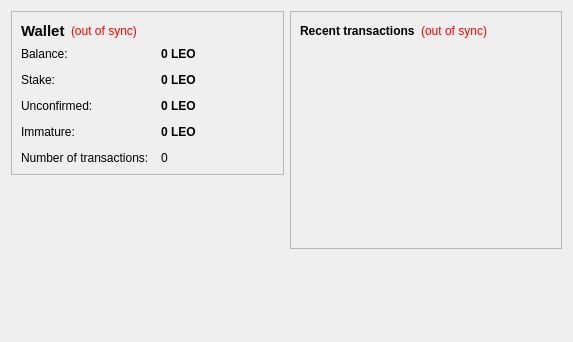
Old version of the form src/qt/forms/overviewpage.ui in the repository Leocoin-project/LEOcoin-Old.
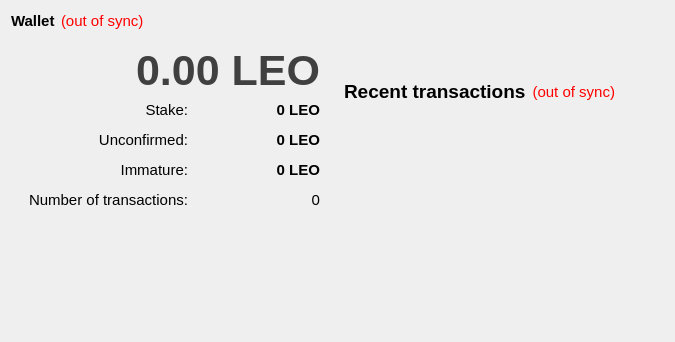
New version of the form.

Patch:
```diff
--- a/src/qt/forms/overviewpage.ui
+++ b/src/qt/forms/overviewpage.ui
@@ -6,70 +6,205 @@
    <rect>
     <x>0</x>
     <y>0</y>
-    <width>573</width>
+    <width>675</width>
     <height>342</height>
    </rect>
   </property>
+  <property name="font">
+   <font>
+    <pointsize>11</pointsize>
+   </font>
+  </property>
   <property name="windowTitle">
    <string>Form</string>
   </property>
-  <layout class="QHBoxLayout" name="horizontalLayout" stretch="1,1">
+  <layout class="QHBoxLayout" name="horizontalLayout">
    <item>
     <layout class="QVBoxLayout" name="verticalLayout_2">
+     <item>
+      <layout class="QHBoxLayout" name="horizontalLayout_4">
+       <item>
+        <widget class="QLabel" name="label_5">
+         <property name="font">
+          <font>
+           <pointsize>11</pointsize>
+           <weight>75</weight>
+           <bold>true</bold>
+          </font>
+         </property>
+         <property name="text">
+          <string>Wallet</string>
+         </property>
+        </widget>
+       </item>
+       <item>
+        <widget class="QLabel" name="labelWalletStatus">
+         <property name="toolTip">
+          <string>The displayed information may be out of date. Your wallet automatically synchronizes with the LEOcoin network after a connection is established, but this process has not completed yet.</string>
+         </property>
+         <property name="styleSheet">
+          <string notr="true">QLabel { color: red; }</string>
+         </property>
+         <property name="text">
+          <string notr="true">(out of sync)</string>
+         </property>
+         <property name="alignment">
+          <set>Qt::AlignLeading|Qt::AlignLeft|Qt::AlignVCenter</set>
+         </property>
+        </widget>
+       </item>
+       <item>
+        <spacer name="horizontalSpacer_2">
+         <property name="orientation">
+          <enum>Qt::Horizontal</enum>
+         </property>
+         <property name="sizeHint" stdset="0">
+          <size>
+           <width>40</width>
+           <height>20</height>
+          </size>
+         </property>
+        </spacer>
+       </item>
+      </layout>
+     </item>
      <item>
       <widget class="QFrame" name="frame">
        <property name="frameShape">
-        <enum>QFrame::StyledPanel</enum>
+        <enum>QFrame::NoFrame</enum>
        </property>
        <property name="frameShadow">
         <enum>QFrame::Raised</enum>
        </property>
        <layout class="QVBoxLayout" name="verticalLayout_4">
         <item>
-         <layout class="QHBoxLayout" name="horizontalLayout_4">
+         <layout class="QHBoxLayout" name="horizontalLayout_3" stretch="0">
+          <property name="sizeConstraint">
+           <enum>QLayout::SetMinimumSize</enum>
+          </property>
+          <property name="topMargin">
+           <number>0</number>
+          </property>
           <item>
-           <widget class="QLabel" name="label_5">
+           <widget class="QLabel" name="labelBalance">
+            <property name="palette">
+             <palette>
+              <active>
+               <colorrole role="WindowText">
+                <brush brushstyle="SolidPattern">
+                 <color alpha="255">
+                  <red>65</red>
+                  <green>64</green>
+                  <blue>65</blue>
+                 </color>
+                </brush>
+               </colorrole>
+               <colorrole role="Text">
+                <brush brushstyle="SolidPattern">
+                 <color alpha="255">
+                  <red>64</red>
+                  <green>65</green>
+                  <blue>64</blue>
+                 </color>
+                </brush>
+               </colorrole>
+               <colorrole role="ButtonText">
+                <brush brushstyle="SolidPattern">
+                 <color alpha="255">
+                  <red>65</red>
+                  <green>64</green>
+                  <blue>65</blue>
+                 </color>
+                </brush>
+               </colorrole>
+              </active>
+              <inactive>
+               <colorrole role="WindowText">
+                <brush brushstyle="SolidPattern">
+                 <color alpha="255">
+                  <red>65</red>
+                  <green>64</green>
+                  <blue>65</blue>
+                 </color>
+                </brush>
+               </colorrole>
+               <colorrole role="Text">
+                <brush brushstyle="SolidPattern">
+                 <color alpha="255">
+                  <red>64</red>
+                  <green>65</green>
+                  <blue>64</blue>
+                 </color>
+                </brush>
+               </colorrole>
+               <colorrole role="ButtonText">
+                <brush brushstyle="SolidPattern">
+                 <color alpha="255">
+                  <red>65</red>
+                  <green>64</green>
+                  <blue>65</blue>
+                 </color>
+                </brush>
+               </colorrole>
+              </inactive>
+              <disabled>
+               <colorrole role="WindowText">
+                <brush brushstyle="SolidPattern">
+                 <color alpha="255">
+                  <red>65</red>
+                  <green>64</green>
+                  <blue>65</blue>
+                 </color>
+                </brush>
+               </colorrole>
+               <colorrole role="Text">
+                <brush brushstyle="SolidPattern">
+                 <color alpha="255">
+                  <red>65</red>
+                  <green>64</green>
+                  <blue>65</blue>
+                 </color>
+                </brush>
+               </colorrole>
+               <colorrole role="ButtonText">
+                <brush brushstyle="SolidPattern">
+                 <color alpha="255">
+                  <red>65</red>
+                  <green>64</green>
+                  <blue>65</blue>
+                 </color>
+                </brush>
+               </colorrole>
+              </disabled>
+             </palette>
+            </property>
             <property name="font">
              <font>
-              <pointsize>11</pointsize>
+              <pointsize>32</pointsize>
               <weight>75</weight>
               <bold>true</bold>
              </font>
             </property>
-            <property name="text">
-             <string>Wallet</string>
+            <property name="cursor">
+             <cursorShape>IBeamCursor</cursorShape>
             </property>
-           </widget>
-          </item>
-          <item>
-           <widget class="QLabel" name="labelWalletStatus">
             <property name="toolTip">
              <string>The displayed information may be out of date. Your wallet automatically synchronizes with the LEOcoin network after a connection is established, but this process has not completed yet.</string>
             </property>
             <property name="styleSheet">
-             <string notr="true">QLabel { color: red; }</string>
+             <string notr="true">color: rgb(65, 64, 65);</string>
             </property>
             <property name="text">
-             <string notr="true">(out of sync)</string>
+             <string notr="true">0.00 LEO</string>
             </property>
             <property name="alignment">
-             <set>Qt::AlignLeading|Qt::AlignLeft|Qt::AlignVCenter</set>
+             <set>Qt::AlignRight|Qt::AlignTrailing|Qt::AlignVCenter</set>
+            </property>
+            <property name="textInteractionFlags">
+             <set>Qt::LinksAccessibleByMouse|Qt::TextSelectableByKeyboard|Qt::TextSelectableByMouse</set>
             </property>
            </widget>
           </item>
-          <item>
-           <spacer name="horizontalSpacer_2">
-            <property name="orientation">
-             <enum>Qt::Horizontal</enum>
-            </property>
-            <property name="sizeHint" stdset="0">
-             <size>
-              <width>40</width>
-              <height>20</height>
-             </size>
-            </property>
-           </spacer>
-          </item>
          </layout>
         </item>
         <item>
@@ -83,40 +218,26 @@
           <property name="verticalSpacing">
            <number>12</number>
           </property>
-          <item row="0" column="0">
-           <widget class="QLabel" name="label">
-            <property name="text">
-             <string>Balance:</string>
-            </property>
-           </widget>
-          </item>
-          <item row="0" column="1">
-           <widget class="QLabel" name="labelBalance">
-            <property name="font">
-             <font>
-              <weight>75</weight>
-              <bold>true</bold>
-             </font>
-            </property>
-            <property name="cursor">
-             <cursorShape>IBeamCursor</cursorShape>
-            </property>
-            <property name="toolTip">
-             <string>Your current balance</string>
-            </property>
-            <property name="text">
-             <string notr="true">0 LEO</string>
-            </property>
-            <property name="textInteractionFlags">
-             <set>Qt::LinksAccessibleByMouse|Qt::TextSelectableByKeyboard|Qt::TextSelectableByMouse</set>
-            </property>
-           </widget>
-          </item>
           <item row="1" column="0">
            <widget class="QLabel" name="label_6">
+            <property name="minimumSize">
+             <size>
+              <width>168</width>
+              <height>0</height>
+             </size>
+            </property>
+            <property name="maximumSize">
+             <size>
+              <width>168</width>
+              <height>16777215</height>
+             </size>
+            </property>
             <property name="text">
              <string>Stake:</string>
             </property>
+            <property name="alignment">
+             <set>Qt::AlignRight|Qt::AlignTrailing|Qt::AlignVCenter</set>
+            </property>
            </widget>
           </item>
           <item row="1" column="1">
@@ -136,6 +257,12 @@
             <property name="text">
              <string notr="true">0 LEO</string>
             </property>
+            <property name="alignment">
+             <set>Qt::AlignRight|Qt::AlignTrailing|Qt::AlignVCenter</set>
+            </property>
+            <property name="margin">
+             <number>4</number>
+            </property>
             <property name="textInteractionFlags">
              <set>Qt::LinksAccessibleByMouse|Qt::TextSelectableByKeyboard|Qt::TextSelectableByMouse</set>
             </property>
@@ -143,9 +270,24 @@
           </item>
           <item row="2" column="0">
            <widget class="QLabel" name="label_3">
+            <property name="minimumSize">
+             <size>
+              <width>168</width>
+              <height>0</height>
+             </size>
+            </property>
+            <property name="maximumSize">
+             <size>
+              <width>168</width>
+              <height>16777215</height>
+             </size>
+            </property>
             <property name="text">
              <string>Unconfirmed:</string>
             </property>
+            <property name="alignment">
+             <set>Qt::AlignRight|Qt::AlignTrailing|Qt::AlignVCenter</set>
+            </property>
            </widget>
           </item>
           <item row="2" column="1">
@@ -165,6 +307,12 @@
             <property name="text">
              <string notr="true">0 LEO</string>
             </property>
+            <property name="alignment">
+             <set>Qt::AlignRight|Qt::AlignTrailing|Qt::AlignVCenter</set>
+            </property>
+            <property name="margin">
+             <number>4</number>
+            </property>
             <property name="textInteractionFlags">
              <set>Qt::LinksAccessibleByMouse|Qt::TextSelectableByKeyboard|Qt::TextSelectableByMouse</set>
             </property>
@@ -172,9 +320,24 @@
           </item>
           <item row="3" column="0">
            <widget class="QLabel" name="labelImmatureText">
+            <property name="minimumSize">
+             <size>
+              <width>168</width>
+              <height>0</height>
+             </size>
+            </property>
+            <property name="maximumSize">
+             <size>
+              <width>168</width>
+              <height>16777215</height>
+             </size>
+            </property>
             <property name="text">
              <string>Immature:</string>
             </property>
+            <property name="alignment">
+             <set>Qt::AlignRight|Qt::AlignTrailing|Qt::AlignVCenter</set>
+            </property>
            </widget>
           </item>
           <item row="3" column="1">
@@ -191,6 +354,12 @@
             <property name="text">
              <string notr="true">0 LEO</string>
             </property>
+            <property name="alignment">
+             <set>Qt::AlignRight|Qt::AlignTrailing|Qt::AlignVCenter</set>
+            </property>
+            <property name="margin">
+             <number>4</number>
+            </property>
             <property name="textInteractionFlags">
              <set>Qt::LinksAccessibleByMouse|Qt::TextSelectableByKeyboard|Qt::TextSelectableByMouse</set>
             </property>
@@ -198,9 +367,24 @@
           </item>
           <item row="4" column="0">
            <widget class="QLabel" name="label_2">
+            <property name="minimumSize">
+             <size>
+              <width>168</width>
+              <height>0</height>
+             </size>
+            </property>
+            <property name="maximumSize">
+             <size>
+              <width>168</width>
+              <height>16777215</height>
+             </size>
+            </property>
             <property name="text">
              <string>Number of transactions:</string>
             </property>
+            <property name="alignment">
+             <set>Qt::AlignRight|Qt::AlignTrailing|Qt::AlignVCenter</set>
+            </property>
            </widget>
           </item>
           <item row="4" column="1">
@@ -211,6 +395,12 @@
             <property name="text">
              <string notr="true">0</string>
             </property>
+            <property name="alignment">
+             <set>Qt::AlignRight|Qt::AlignTrailing|Qt::AlignVCenter</set>
+            </property>
+            <property name="margin">
+             <number>4</number>
+            </property>
            </widget>
           </item>
          </layout>
@@ -223,10 +413,13 @@
        <property name="orientation">
         <enum>Qt::Vertical</enum>
        </property>
+       <property name="sizeType">
+        <enum>QSizePolicy::Expanding</enum>
+       </property>
        <property name="sizeHint" stdset="0">
         <size>
          <width>20</width>
-         <height>40</height>
+         <height>6</height>
         </size>
        </property>
       </spacer>
@@ -235,10 +428,26 @@
    </item>
    <item>
     <layout class="QVBoxLayout" name="verticalLayout_3">
+     <item>
+      <spacer name="verticalSpacer_3">
+       <property name="orientation">
+        <enum>Qt::Vertical</enum>
+       </property>
+       <property name="sizeType">
+        <enum>QSizePolicy::Fixed</enum>
+       </property>
+       <property name="sizeHint" stdset="0">
+        <size>
+         <width>20</width>
+         <height>60</height>
+        </size>
+       </property>
+      </spacer>
+     </item>
      <item>
       <widget class="QFrame" name="frame_2">
        <property name="frameShape">
-        <enum>QFrame::StyledPanel</enum>
+        <enum>QFrame::NoFrame</enum>
        </property>
        <property name="frameShadow">
         <enum>QFrame::Raised</enum>
@@ -248,6 +457,11 @@
          <layout class="QHBoxLayout" name="horizontalLayout_2">
           <item>
            <widget class="QLabel" name="label_4">
+            <property name="font">
+             <font>
+              <pointsize>14</pointsize>
+             </font>
+            </property>
             <property name="text">
              <string>&lt;b&gt;Recent transactions&lt;/b&gt;</string>
             </property>
@@ -311,10 +525,13 @@
        <property name="orientation">
         <enum>Qt::Vertical</enum>
        </property>
+       <property name="sizeType">
+        <enum>QSizePolicy::Expanding</enum>
+       </property>
        <property name="sizeHint" stdset="0">
         <size>
          <width>20</width>
-         <height>40</height>
+         <height>16</height>
         </size>
        </property>
       </spacer>
```
Left out of the diff: 2 changed lines with no effect on the pictures.
